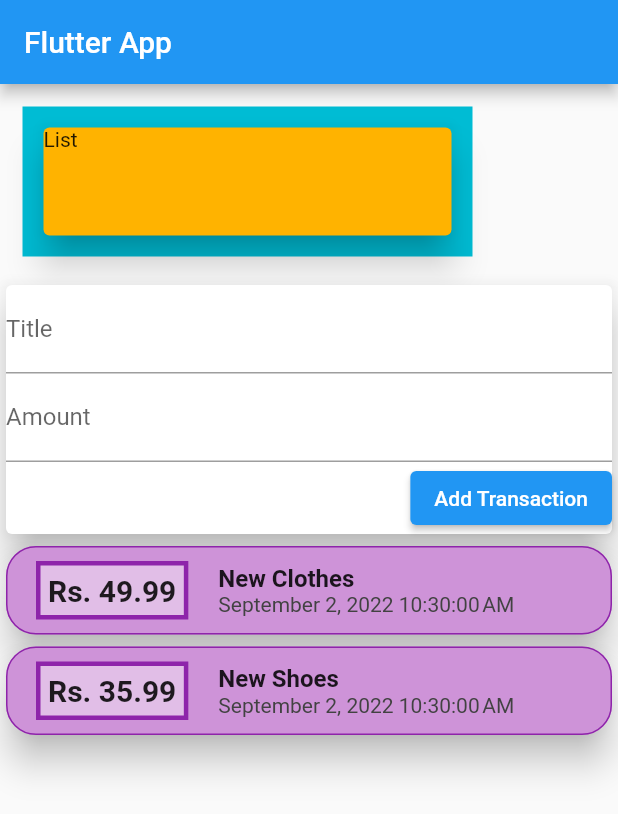
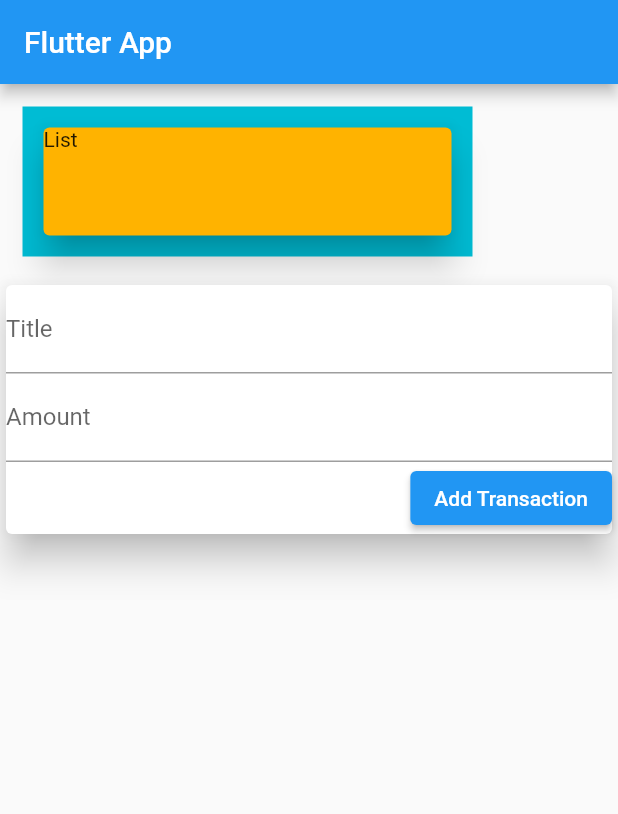
Before and after one commit to thedarkalchemist16/expenses_app, a Flutter app: the screen it shows after launch, on a phone screen of 412 x 824 dp. Shown: the top 814 px of the screen. Run offline on Flutter 3.47's test engine with Material 2 defaults, Android fonts, the phone set to English and light mode, and no system bars.

Commit message:
sept 2 1st commit

```diff
--- a/lib/main.dart
+++ b/lib/main.dart
@@ -1,5 +1,5 @@
 import 'package:flutter/material.dart';
-import './transaction.dart';
+
 import 'package:intl/intl.dart';
 
 void main() {
@@ -7,13 +7,6 @@ void main() {
 }
 
 class MyHomePage extends StatelessWidget {
-  final List<Transactions> transactions = [
-    Transactions(
-        amount: 49.99, id: 't1', date: DateTime.now(), title: 'New Clothes'),
-    Transactions(
-        amount: 35.99, id: 't2', date: DateTime.now(), title: 'New Shoes')
-  ];
-
   final titleController = TextEditingController();
   final amoutController = TextEditingController();
 
@@ -60,57 +53,6 @@ class MyHomePage extends StatelessWidget {
                 ),
               ]),
             ),
-            Column(
-              children: [
-                ...transactions.map((tx) {
-                  return Card(
-                      shape: RoundedRectangleBorder(
-                          side: BorderSide(
-                            color: Colors.purple[600],
-                          ),
-                          borderRadius: BorderRadius.circular(20)),
-                      elevation: 10,
-                      color: Colors.purple[200],
-                      child: Row(children: [
-                        Container(
-                          child: Text(
-                            'Rs. ${tx.amount}',
-                            style: TextStyle(
-                                fontWeight: FontWeight.bold, fontSize: 20),
-                          ),
-                          margin: EdgeInsets.symmetric(
-                            vertical: 10,
-                            horizontal: 20,
-                          ),
-                          decoration: BoxDecoration(
-                            border:
-                                Border.all(color: Colors.purple[600], width: 3),
-                            color: Colors.purple[100],
-                          ),
-                          padding: EdgeInsets.all(5),
-                        ),
-                        Column(
-                          crossAxisAlignment: CrossAxisAlignment.start,
-                          children: [
-                            Text(
-                              tx.title,
-                              style: TextStyle(
-                                fontSize: 16,
-                                fontWeight: FontWeight.bold,
-                              ),
-                            ),
-                            Text(
-                              DateFormat().format(tx.date),
-                              style: TextStyle(
-                                color: Colors.grey[800],
-                              ),
-                            )
-                          ],
-                        )
-                      ]));
-                }).toList(),
-              ],
-            )
           ]),
     ));
   }
```
Also changed, not shown: lib/widgets/transaction_list.dart (added, +73 -0 lines), lib/models/transaction.dart (renamed from lib/transaction.dart).
